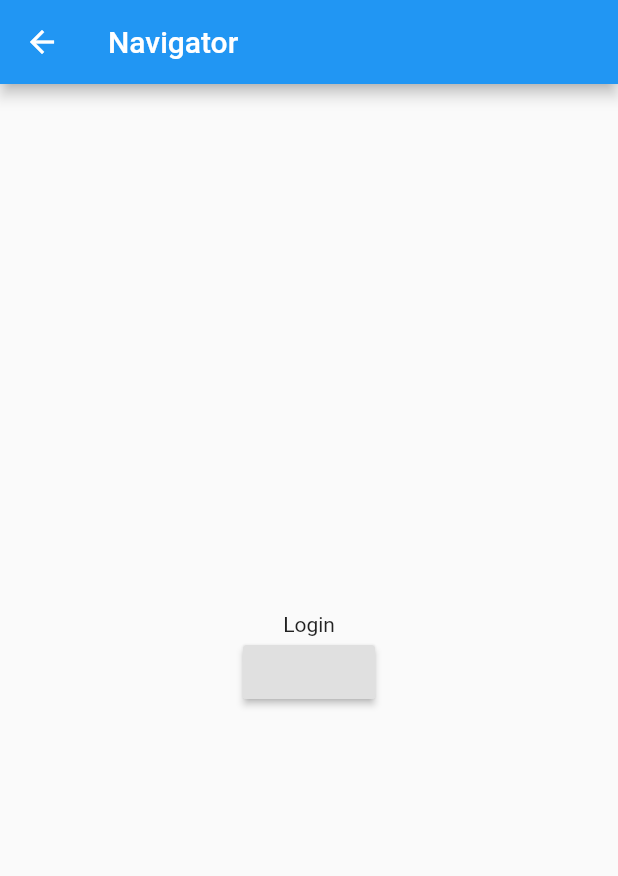
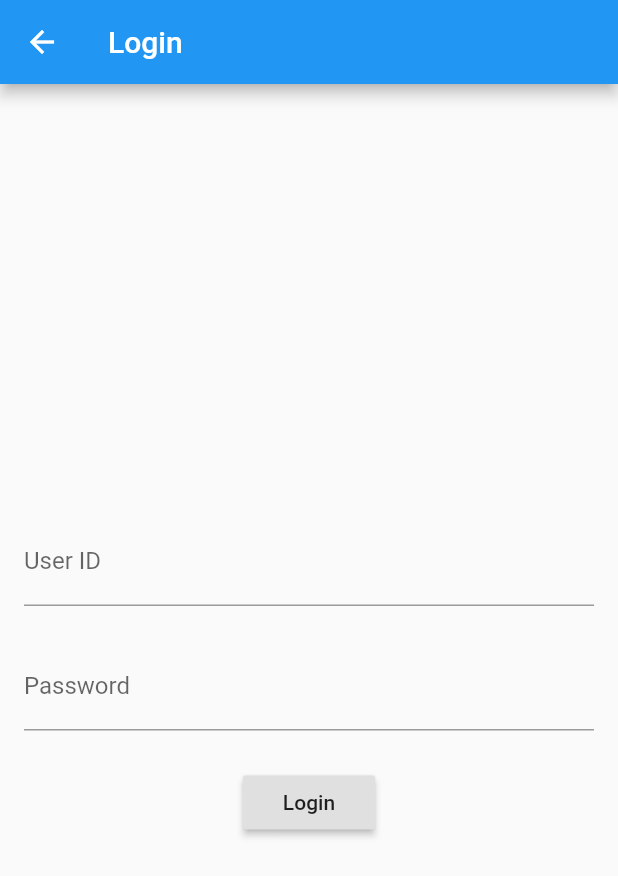
Before and after one commit to doda-m/barista_app, a Flutter app: the LoginPage screen opened by its route, on a phone screen of 412 x 824 dp. Shown: the top 876 px of the screen. Run offline on Flutter 3.47's test engine with Material 2 defaults, Android fonts, the phone set to English and light mode, and no system bars.

```diff
--- a/lib/pages/login.dart
+++ b/lib/pages/login.dart
@@ -1,36 +1,85 @@
-import 'home.dart';
+import 'brewcoffee.dart';
 import 'package:flutter/material.dart';
 
-class LoginPage extends StatelessWidget {
+class LoginPage extends StatefulWidget {
+  @override
+  _LoginState createState() => _LoginState();
+}
+
+
+class _LoginState extends State<LoginPage> {
+
+  final formKey = new GlobalKey<FormState>();
+
+  String _userid;
+  String _password;
+
+  void _gotohomepage() {
+    Navigator.of(context).pushReplacementNamed('/fill');
+  }
+
+  void ValidationAndSave() {
+    final form = formKey.currentState;
+
+    if (form.validate()) {
+      form.save();
+      Navigator.of(context).pushReplacement(
+        MaterialPageRoute(
+            settings: const RouteSettings(name: 'fill'),
+            builder: (context) {
+              return BrewCoffeePage();
+            }
+        ),
+      );
+    }
+    else {
+      print('wrong');
+    }
+  }
+
   @override
   Widget build(BuildContext context) {
     return Scaffold(
       appBar: new AppBar(
-        title: new Text('Navigator'),
+        title: new Text('Login'),
       ),
-      body: new Container(
-        padding: new EdgeInsets.all(32.0),
-        child: new Center(
-          child: Column(
-              mainAxisAlignment: MainAxisAlignment.center,
+      body: new Center(
+        child: new Form(
+          child: SingleChildScrollView(
+            padding: const EdgeInsets.symmetric(horizontal: 16.0),
+            child: new Column(
+              crossAxisAlignment: CrossAxisAlignment.stretch,
               children: <Widget>[
-                Text('Login'),
-                RaisedButton(
-                  onPressed: () => Navigator.of(context).pushReplacement(
-                      MaterialPageRoute(
-                        settings: const RouteSettings(
-                          name: '/flutter'
-                        ),
-                        builder: (context) {
-                          return MyHomePage();
-                        }
-                      ),
-//                  child: new Text("Welcome to Home"),
-                  )
+                const SizedBox(height: 24.0),
+                new TextFormField(
+                  decoration: const InputDecoration(
+                    border: const UnderlineInputBorder(),
+                    labelText: 'User ID',
+                  ),
+                  validator: (value) => value.isEmpty ? 'User Id can\'t be empty' : null,
+                  onSaved: (value) => _userid = value,
+                ),
+                const SizedBox(height: 24.0),
+                new TextFormField(
+                  decoration: InputDecoration(
+                    border: const UnderlineInputBorder(),
+                    labelText: 'Password',
+                  ),
+                  obscureText: true,
+                  validator: (value) => value.isEmpty ? 'Password can\'t be empty' : null,
+                  onSaved: (value) => _password = value,
+                ),
+                const SizedBox(height: 24.0),
+                new Center(
+                  child: RaisedButton(
+                    child: Text('Login'),
+                    onPressed: _gotohomepage,
+                  ),
                 )
-              ]
+              ],
+            ),
           ),
-        ),
+        )
       ),
     );
   }
```
Also changed, not shown: lib/main.dart (+8 -21 lines), lib/pages/brewcoffee.dart (added, +87 -0 lines), lib/pages/home.dart (deleted, +0 -97 lines), lib/pages/member.dart (added, +76 -0 lines), lib/background/ctlAccont.dart (added).
